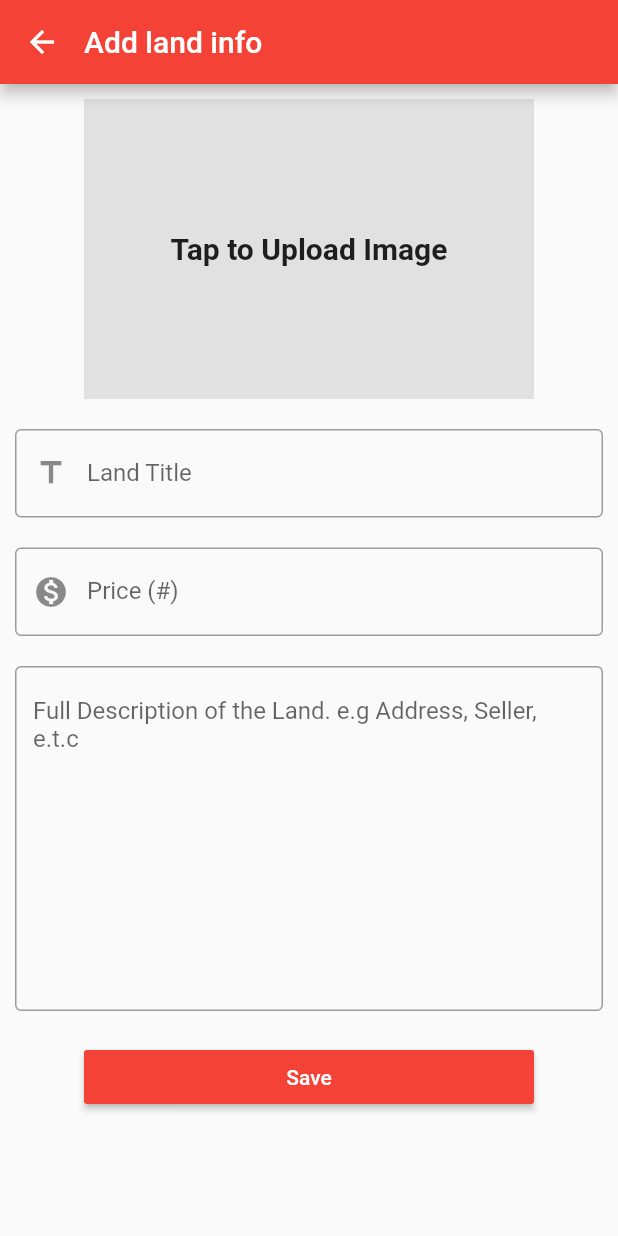
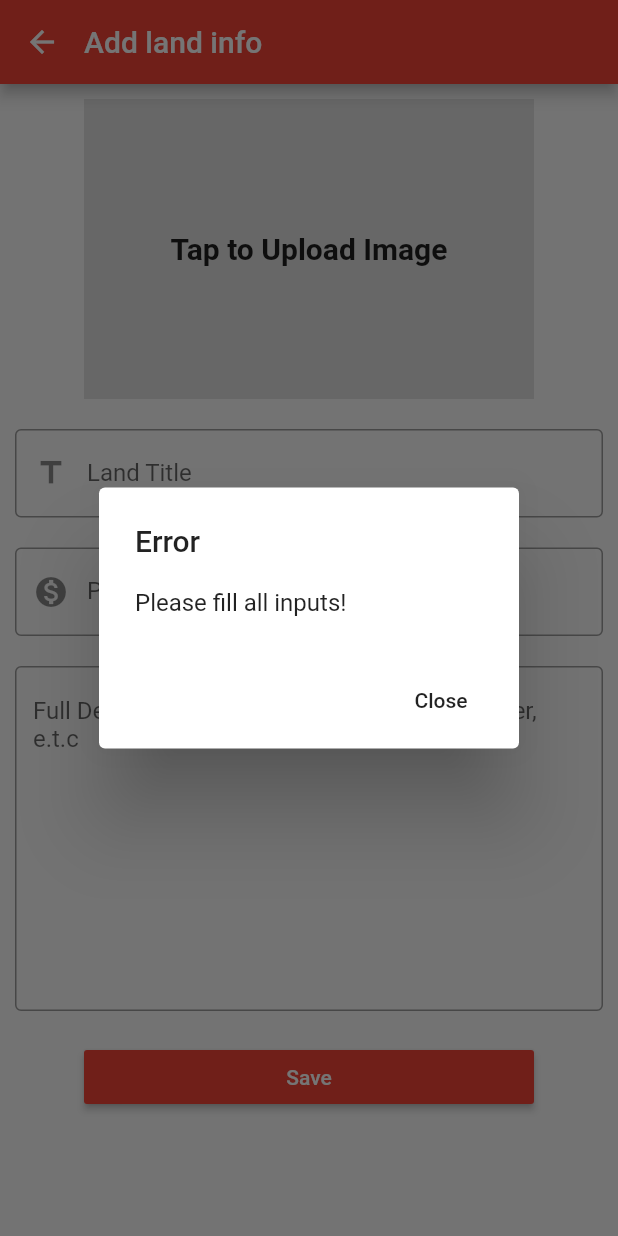
Before and after one commit to israelalagbe/HelloFlutter, a Flutter app: the AddProperty screen opened directly, after a tap on "Save", on a phone screen of 412 x 824 dp. Run offline on Flutter 3.47's test engine with Material 2 defaults, Android fonts, the light colour scheme and no system bars; our stand-ins replace file_picker.

Commit message:
Get Property

```diff
--- a/lib/property/add-property.dart
+++ b/lib/property/add-property.dart
@@ -3,7 +3,9 @@ import 'dart:io';
 import 'package:file_picker/file_picker.dart';
 import 'package:flutter/material.dart';
 import 'package:flutter/services.dart';
+import 'package:hello/property/property-admin-login.dart';
 import 'package:hello/property/property-service.dart';
+import 'package:hello/property/property.dart';
 
 class MySingleScroll extends StatelessWidget {
   final Widget child;
@@ -32,6 +34,11 @@ class AddProperty extends StatefulWidget {
 }
 
 class _AddPropertyState extends State<AddProperty> {
+  File _file;
+  final titleCtl = TextEditingController();
+  final priceCtl = TextEditingController();
+  final descriptionCtl = TextEditingController();
+  bool loading = false;
   @override
   Widget build(BuildContext context) {
     return Scaffold(
@@ -59,7 +66,13 @@ class _AddPropertyState extends State<AddProperty> {
                       height: 200,
                       width: 300,
                       color: Colors.grey.withAlpha(70),
-                      child: Center(
+                      child: _file != null
+                          ? Image.file(
+                              _file,
+                              height: 200,
+                              width: 300,
+                            )
+                          : Center(
                               child: Text(
                                 "Tap to Upload Image",
                                 style: TextStyle(
@@ -70,9 +83,9 @@ class _AddPropertyState extends State<AddProperty> {
                     onTap: () async {
                       File file =
                           await FilePicker.getFile(type: FileType.IMAGE);
-
-                      var propertyService = new PropertyService();
-                      propertyService.uploadFile(file);
+                      setState(() {
+                        _file = file;
+                      });
                     },
                   ),
                   SizedBox(
@@ -84,7 +97,7 @@ class _AddPropertyState extends State<AddProperty> {
                       labelText: "Land Title",
                       border: OutlineInputBorder(),
                     ),
-                    //controller: usernameCtl,
+                    controller: titleCtl,
                   ),
                   SizedBox(
                     height: 20,
@@ -99,7 +112,7 @@ class _AddPropertyState extends State<AddProperty> {
                     inputFormatters: <TextInputFormatter>[
                       WhitelistingTextInputFormatter.digitsOnly
                     ],
-                    //controller: usernameCtl,
+                    controller: priceCtl,
                   ),
                   SizedBox(
                     height: 20,
@@ -111,7 +124,7 @@ class _AddPropertyState extends State<AddProperty> {
                           "Full Description of the Land. e.g Address, Seller, e.t.c",
                     ),
                     maxLines: 10,
-                    //controller: usernameCtl,
+                    controller: descriptionCtl,
                   ),
                   SizedBox(
                     height: 20,
@@ -120,11 +133,62 @@ class _AddPropertyState extends State<AddProperty> {
                     width: 300,
                     child: RaisedButton(
                       color: Colors.red,
-                      child: Text(
+                      child: loading
+                          ? CircularProgressIndicator()
+                          : Text(
                               "Save",
                               style: TextStyle(color: Colors.white),
                             ),
-                      onPressed: () {},
+                      onPressed: () async {
+                        try {
+                          if (titleCtl.text.isEmpty ||
+                              descriptionCtl.text.isEmpty ||
+                              priceCtl.text.isEmpty ||
+                              _file == null) {
+                            alert(
+                              context,
+                              title: "Error",
+                              content: "Please fill all inputs!",
+                            );
+                            return;
+                          }
+                          setState(() {
+                            loading = true;
+                          });
+                          var propertyService = new PropertyService();
+                          var url = await propertyService.uploadFile(_file);
+                          Property property = new Property(
+                            name: titleCtl.value.text,
+                            description: descriptionCtl.value.text,
+                            price: int.parse(priceCtl.value.text),
+                            image: url,
+                          );
+
+                          await propertyService.savePost(property);
+                          alert(
+                            context,
+                            title: "Success",
+                            content: "Land saved successfully!",
+                          );
+                          setState(() {
+                            _file = null;
+                          });
+                          titleCtl.text = "";
+                          priceCtl.text = "";
+                          descriptionCtl.text = "";
+                        } catch (e) {
+                          print(e);
+                          alert(
+                            context,
+                            title: "Error",
+                            content: "Error occured while saving Land info!",
+                          );
+                        } finally {
+                          setState(() {
+                            loading = false;
+                          });
+                        }
+                      },
                     ),
                   )
                 ],
--- a/lib/property/property-list.dart
+++ b/lib/property/property-list.dart
@@ -4,6 +4,7 @@ import 'dart:math';
 import 'package:flutter/material.dart';
 import 'package:hello/property/property-admin-login.dart';
 import 'package:hello/property/property-item.dart';
+import 'package:hello/property/property-service.dart';
 import 'package:hello/property/property.dart';
 
 class PropertyList extends StatefulWidget {
@@ -23,6 +24,8 @@ class _PropertyListState extends State<PropertyList> {
         loading = false;
       });
     });
+    // var propertyService = new PropertyService();
+    // propertyService.getPosts();
   }
 
   Future loadItems() async {
--- a/lib/property/property.dart
+++ b/lib/property/property.dart
@@ -13,11 +13,10 @@ class Property {
         price = json['price'],
         image = json['image'];
 
-  Map<String, dynamic> toJson() => {
-        'id': id,
+  Map<String, String> toJson() => {
         'name': name,
         'description': description,
-        'price': price,
+        'price': "$price",
         'image': image,
       };
 }
```
Also changed, not shown: lib/property/property-admin-login.dart (+32 -5 lines), lib/property/property-service.dart (+25 -0 lines). Lines whose indentation alone changed are shown as unchanged.
